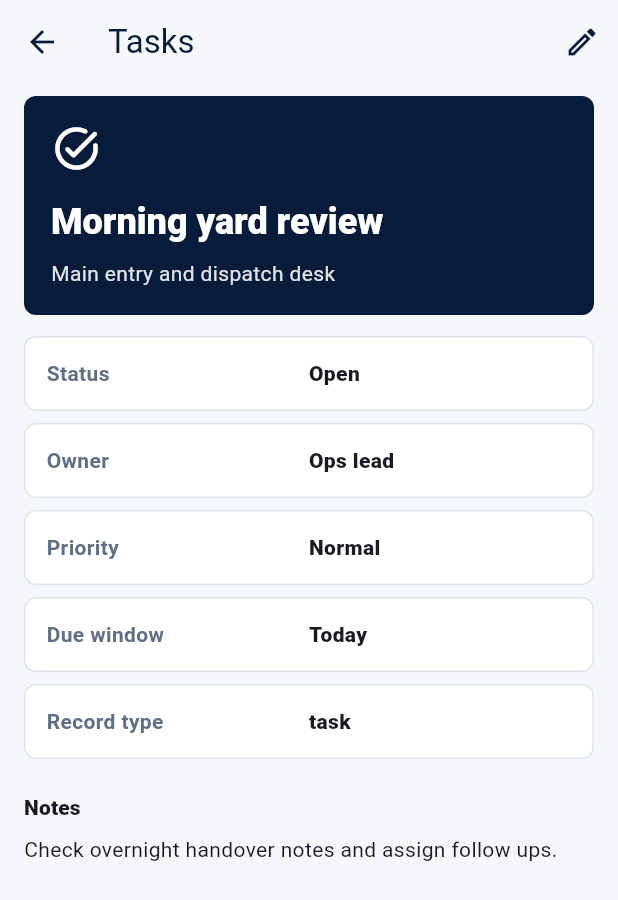
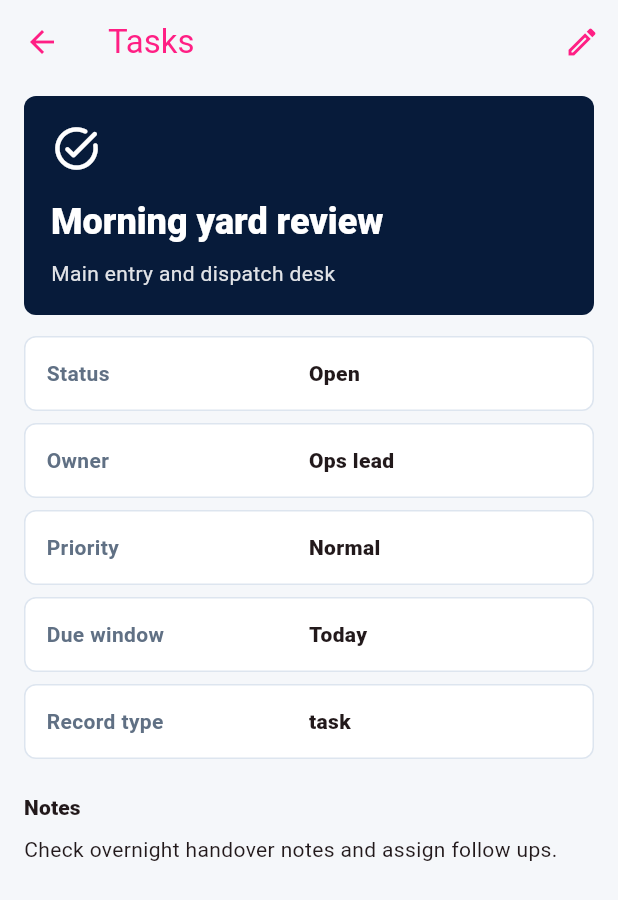
Before and after one commit to EOOrga/68d9d1101299230338e3b1a6, a Flutter app: the screen it shows after launch, after a tap on "View tasks", after a tap on "Morning yard review", on a phone screen of 412 x 824 dp. Shown: the top 900 px of the screen. Run offline on Flutter 3.47's test engine with Material 3 defaults, Android fonts, the phone set to English and light mode, and no system bars; our stand-ins replace shared_preferences.

```diff
--- a/lib/main.dart
+++ b/lib/main.dart
@@ -30,9 +30,9 @@
   }
 
   ThemeData _theme() {
-    const navy = Color(0xFF071B3A);
-    const orange = Color(0xFFD85D13);
-    const green = Color(0xFF2E7A3E);
+    const navy = Color(0xFFFF1F84);
+    const orange = Color(0xFFFF2A1F);
+    const green = Color(0xFFFF9A1F);
     const surface = Color(0xFFF5F7FA);
 
     final scheme =
--- a/pubspec.yaml
+++ b/pubspec.yaml
@@ -1,4 +1,4 @@
-name: valat_rene
+name: valatrene
 description: Operations workspace for task, container, supply, and attendance tracking.
 publish_to: 'none'
 version: 1.0.0+1
@@ -25,6 +25,6 @@
   android: true
   ios: false
   image_path: docs/icon.png
-  adaptive_icon_background: '#071B3A'
+  adaptive_icon_background: "#FF9A1F"
   adaptive_icon_foreground: docs/icon.png
   min_sdk_android: 23
```
Also changed, not shown: docs/icon.png, 11 other files.
